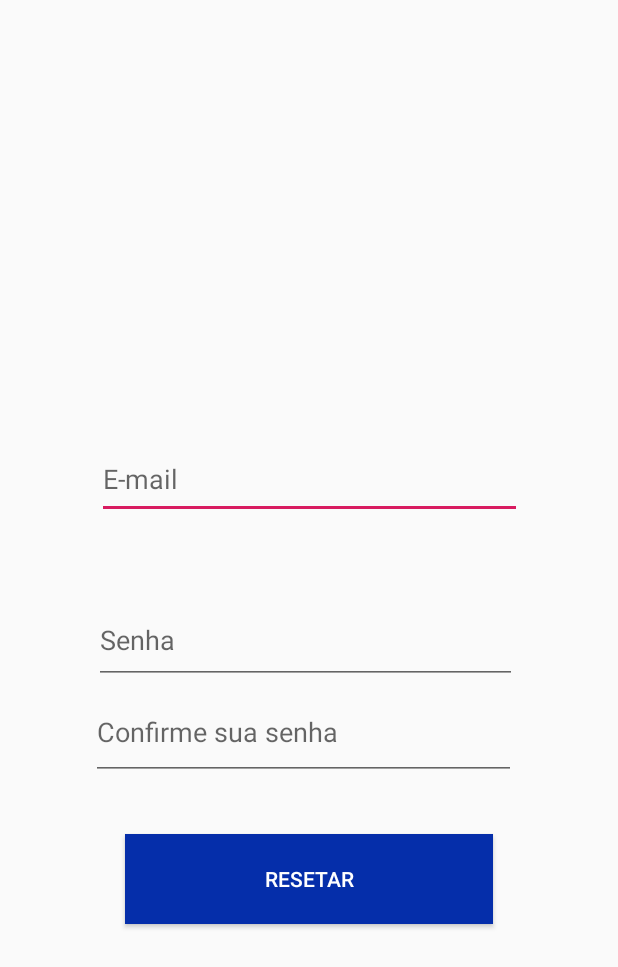
After one commit to kimberlyplima/ifruit, an Android app: the layout activity_resetar_senha.xml on its own in the app's theme, with its tools: preview values and no code run, on a phone screen of 412 x 824 dp. The commit adds this screen. Shown: the top 967 px of the screen. Run offline under Robolectric (Android 15) with nearby library versions, the phone set to English and light mode, and no system bars.

Commit message:
nova tela

```diff
--- a/app/src/main/java/br/com/kimberlyplima/ifruit/MainActivity.java
+++ b/app/src/main/java/br/com/kimberlyplima/ifruit/MainActivity.java
@@ -44,7 +44,7 @@ public class MainActivity extends AppCompatActivity {
 
                 if(firebaseAuth.getCurrentUser() != null){
                     // Descomentar a linha de baixo para aproveitar a sessao logada do usuario
-                    startActivity(new Intent(MainActivity.this , LojaVirtualActivity.class));
+                    //startActivity(new Intent(MainActivity.this , LojaVirtualActivity.class));
                 }
 
             }
@@ -61,6 +61,13 @@ public class MainActivity extends AppCompatActivity {
             @Override
             public void onClick(View v) {
                 startActivity(new Intent(MainActivity.this, CadastroActivity.class));
+            }
+        });
+
+        recuperarSenha.setOnClickListener(new View.OnClickListener() {
+            @Override
+            public void onClick(View v) {
+                startActivity(new Intent(MainActivity.this, ResetarSenha.class));
             }
         });
     }
--- /dev/null
+++ b/app/src/main/java/br/com/kimberlyplima/ifruit/ResetarSenha.java
@@ -0,0 +1,13 @@
+package br.com.kimberlyplima.ifruit;
+
+import android.support.v7.app.AppCompatActivity;
+import android.os.Bundle;
+
+public class ResetarSenha extends AppCompatActivity {
+
+    @Override
+    protected void onCreate(Bundle savedInstanceState) {
+        super.onCreate(savedInstanceState);
+        setContentView(R.layout.activity_resetar_senha);
+    }
+}
--- /dev/null
+++ b/app/src/main/res/layout/activity_resetar_senha.xml
@@ -0,0 +1,72 @@
+<?xml version="1.0" encoding="utf-8"?>
+<android.support.constraint.ConstraintLayout xmlns:android="http://schemas.android.com/apk/res/android"
+    xmlns:app="http://schemas.android.com/apk/res-auto"
+    xmlns:tools="http://schemas.android.com/tools"
+    android:layout_width="match_parent"
+    android:layout_height="match_parent"
+    tools:context=".ResetarSenha">
+
+    <EditText
+        android:id="@+id/txt_email_reset_pwd"
+        android:layout_width="283dp"
+        android:layout_height="53dp"
+        android:layout_marginStart="8dp"
+        android:layout_marginTop="8dp"
+        android:layout_marginEnd="8dp"
+        android:layout_marginBottom="468dp"
+        android:ems="10"
+        android:hint="E-mail"
+        android:inputType="textEmailAddress"
+        app:layout_constraintBottom_toBottomOf="parent"
+        app:layout_constraintEnd_toEndOf="parent"
+        app:layout_constraintStart_toStartOf="parent"
+        app:layout_constraintTop_toTopOf="parent"
+        app:layout_constraintVertical_bias="0.965" />
+
+    <EditText
+        android:id="@+id/txt_pwd_confirm"
+        android:layout_width="283dp"
+        android:layout_height="64dp"
+        android:layout_marginStart="8dp"
+        android:layout_marginEnd="8dp"
+        android:ems="10"
+        android:hint="Confirme sua senha"
+        android:inputType="textPassword"
+        app:layout_constraintEnd_toEndOf="parent"
+        app:layout_constraintHorizontal_bias="0.469"
+        app:layout_constraintStart_toStartOf="parent"
+        app:layout_constraintTop_toBottomOf="@+id/txt_pwd_first" />
+
+    <EditText
+        android:id="@+id/txt_pwd_first"
+        android:layout_width="282dp"
+        android:layout_height="58dp"
+        android:layout_marginStart="8dp"
+        android:layout_marginTop="52dp"
+        android:layout_marginEnd="8dp"
+        android:ems="10"
+        android:hint="Senha"
+        android:inputType="textPassword"
+        app:layout_constraintEnd_toEndOf="parent"
+        app:layout_constraintHorizontal_bias="0.477"
+        app:layout_constraintStart_toStartOf="parent"
+        app:layout_constraintTop_toBottomOf="@+id/txt_email_reset_pwd" />
+
+    <Button
+        android:id="@+id/btn_reset_pwd"
+        android:layout_width="245dp"
+        android:layout_height="60dp"
+        android:layout_marginStart="8dp"
+        android:layout_marginTop="8dp"
+        android:layout_marginEnd="8dp"
+        android:layout_marginBottom="188dp"
+        android:background="@color/colorButoon2"
+        android:text="Resetar"
+        android:textColor="@color/colorText"
+        app:layout_constraintBottom_toBottomOf="parent"
+        app:layout_constraintEnd_toEndOf="parent"
+        app:layout_constraintStart_toStartOf="parent"
+        app:layout_constraintTop_toBottomOf="@+id/txt_pwd_confirm"
+        app:layout_constraintVertical_bias="0.589" />
+
+</android.support.constraint.ConstraintLayout>
```
